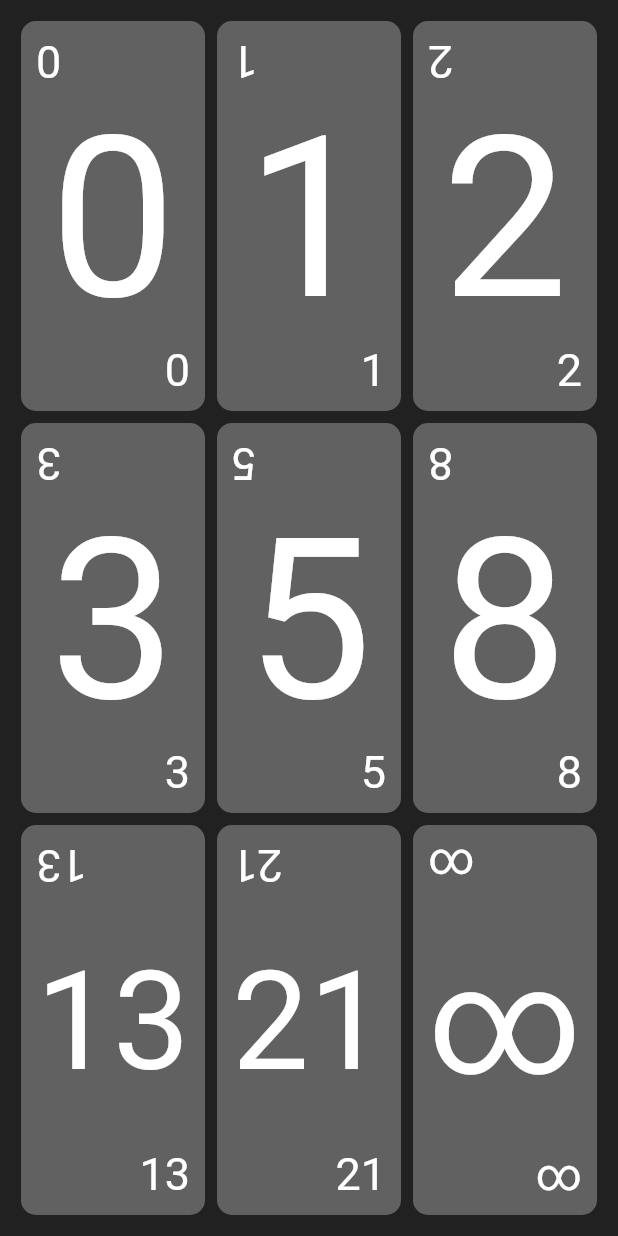
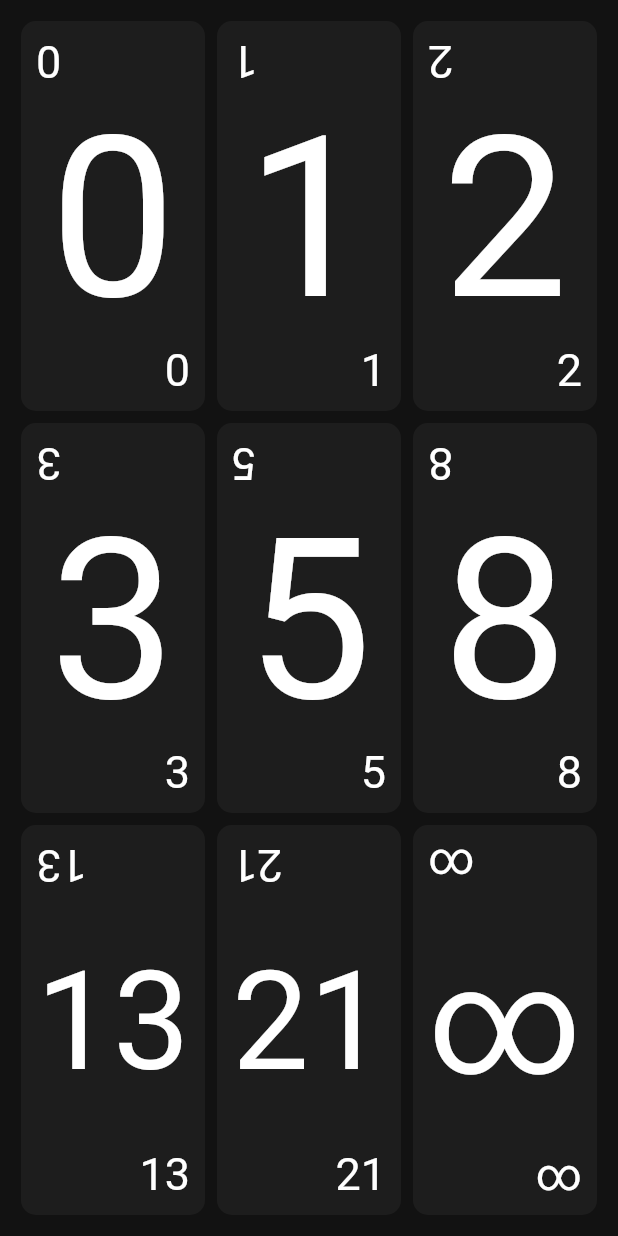
Before and after one commit to aafanasev/scrum-poker, a Flutter app: the screen it shows after launch, on a phone screen of 412 x 824 dp. Run offline on Flutter 3.47's test engine with Material 2 defaults, Android fonts, the phone set to English and light mode, and no system bars.

Commit message:
support light & dark themes

```diff
--- a/lib/main.dart
+++ b/lib/main.dart
@@ -1,4 +1,11 @@
 import 'package:flutter/widgets.dart';
+import 'package:provider/provider.dart';
 import 'package:scrum_poker/app.dart';
+import 'package:scrum_poker/state/theme.dart';
 
-void main() => runApp(MyApp());
+void main() => runApp(
+      ChangeNotifierProvider(
+        create: (context) => ThemeModel(),
+        child: MyApp(),
+      ),
+    );
--- a/lib/screens/home_screen.dart
+++ b/lib/screens/home_screen.dart
@@ -1,4 +1,6 @@
 import 'package:flutter/widgets.dart';
+import 'package:provider/provider.dart';
+import 'package:scrum_poker/state/theme.dart';
 import 'package:scrum_poker/widgets/card.dart';
 import 'package:scrum_poker/widgets/screen.dart';
 
@@ -33,10 +35,15 @@ class HomeScreen extends StatelessWidget {
   @override
   Widget build(BuildContext context) {
     return Screen(
-      child: Column(
-        children: VALUES
-            .map((List<String> rowValues) => _createRow(context, rowValues))
-            .toList(),
+      child: GestureDetector(
+        onPanEnd: (details) {
+          Provider.of<ThemeModel>(context).toggleDarkMode();
+        },
+        child: Column(
+          children: VALUES
+              .map((List<String> rowValues) => _createRow(context, rowValues))
+              .toList(),
+        ),
       ),
     );
   }
--- /dev/null
+++ b/lib/state/theme.dart
@@ -0,0 +1,13 @@
+import 'package:flutter/foundation.dart';
+
+class ThemeModel extends ChangeNotifier {
+  bool _darkMode = true;
+
+  bool get isDarkMode => _darkMode;
+
+  void toggleDarkMode() {
+    _darkMode = !_darkMode;
+
+    notifyListeners();
+  }
+}
--- a/lib/widgets/card.dart
+++ b/lib/widgets/card.dart
@@ -1,4 +1,6 @@
 import 'package:flutter/widgets.dart';
+import 'package:provider/provider.dart';
+import 'package:scrum_poker/state/theme.dart';
 
 class PokerCard extends StatelessWidget {
   PokerCard({this.value});
@@ -7,9 +9,30 @@ class PokerCard extends StatelessWidget {
 
   @override
   Widget build(BuildContext context) {
-    return Container(
+    return Consumer<ThemeModel>(
+      builder: (context, theme, _) {
+        Color bgColor;
+        Color textColor;
+
+        if (theme.isDarkMode) {
+          bgColor = Color(0xFF1d1d1d);
+          textColor = Color(0xFFFFFFFF);
+        } else {
+          bgColor = Color(0xFFFFFFFF);
+          textColor = Color(0xFF1d1d1d);
+        }
+
+        return _cardWidget(bgColor, textColor);
+      },
+    );
+  }
+
+  Widget _cardWidget(Color bgColor, Color textColor) {
+    return AnimatedContainer(
+      duration: const Duration(seconds: 1),
+      curve: Curves.fastOutSlowIn,
       decoration: BoxDecoration(
-        color: const Color(0xFF616161),
+        color: bgColor,
         borderRadius: const BorderRadius.all(const Radius.circular(10)),
       ),
       padding: EdgeInsets.all(10),
@@ -26,7 +49,12 @@ class PokerCard extends StatelessWidget {
                   height: double.infinity,
                   child: FittedBox(
                     fit: BoxFit.contain,
-                    child: Text(value),
+                    child: Text(
+                      value,
+                      style: TextStyle(
+                        color: textColor,
+                      ),
+                    ),
                   ),
                 ),
               ),
@@ -36,7 +64,12 @@ class PokerCard extends StatelessWidget {
             flex: 5,
             child: FittedBox(
               fit: BoxFit.contain,
-              child: Text(value),
+              child: Text(
+                value,
+                style: TextStyle(
+                  color: textColor,
+                ),
+              ),
             ),
           ),
           Expanded(
@@ -47,7 +80,12 @@ class PokerCard extends StatelessWidget {
                 height: double.infinity,
                 child: FittedBox(
                   fit: BoxFit.contain,
-                  child: Text(value),
+                  child: Text(
+                    value,
+                    style: TextStyle(
+                      color: textColor,
+                    ),
+                  ),
                 ),
               ),
             ),
--- a/lib/widgets/screen.dart
+++ b/lib/widgets/screen.dart
@@ -1,4 +1,7 @@
+import 'package:flutter/material.dart';
 import 'package:flutter/widgets.dart';
+import 'package:provider/provider.dart';
+import 'package:scrum_poker/state/theme.dart';
 
 class Screen extends StatelessWidget {
   Screen({this.child});
@@ -7,8 +10,26 @@ class Screen extends StatelessWidget {
 
   @override
   Widget build(BuildContext context) {
-    return Container(
-      color: const Color(0xFF212121),
+    return Consumer<ThemeModel>(
+      builder: (context, theme, child) {
+        Color bgColor;
+
+        if (theme.isDarkMode) {
+          bgColor = Color(0xFF121212);
+        } else {
+          bgColor = Color(0xFFCCCCCC);
+        }
+
+        return _screenWidget(bgColor);
+      },
+    );
+  }
+
+  Widget _screenWidget(Color bgColor) {
+    return AnimatedContainer(
+      duration: const Duration(seconds: 1),
+      curve: Curves.fastOutSlowIn,
+      color: bgColor,
       padding: EdgeInsets.all(10),
       child: SafeArea(
         child: child,
```
